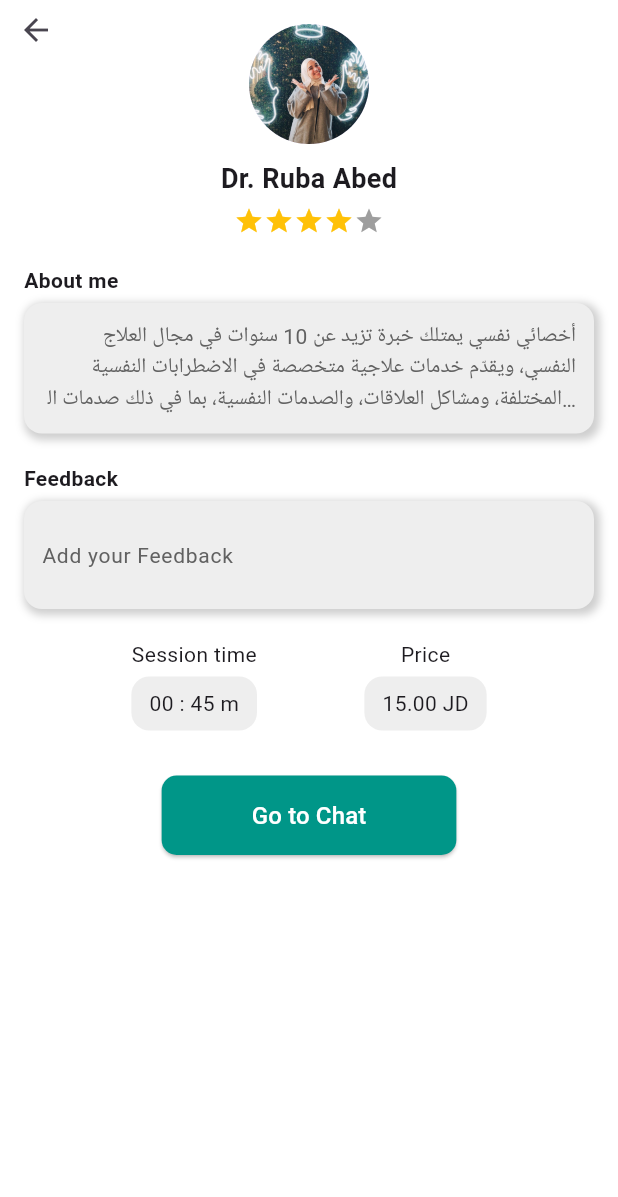
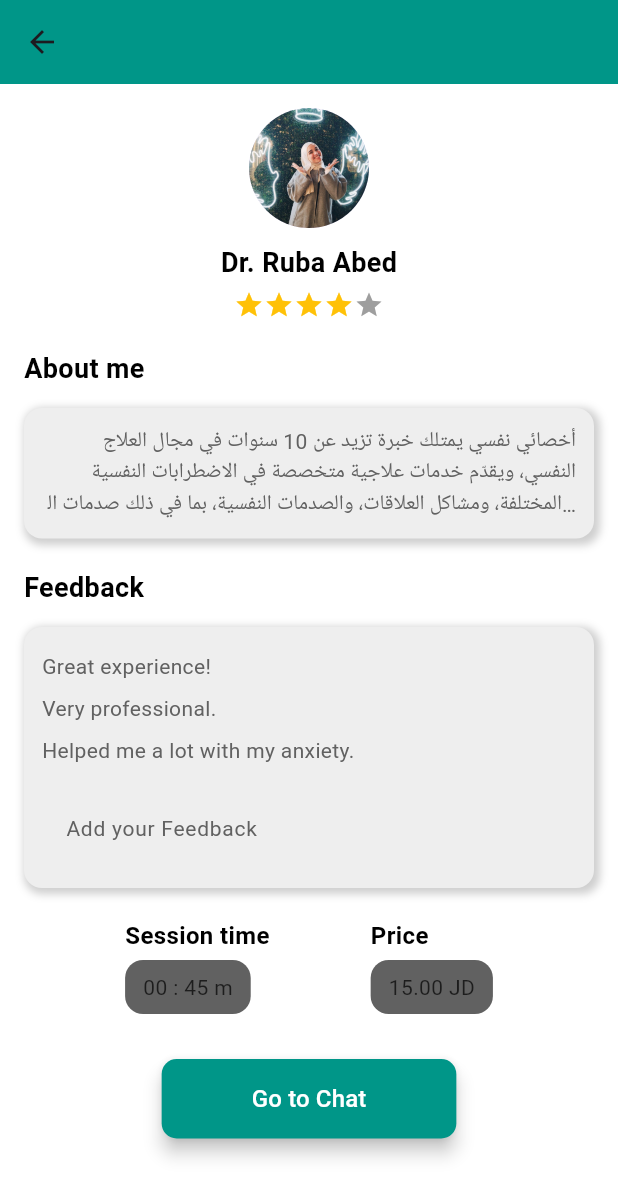
Before and after one commit to nada3bd/NAFS_APP, a Flutter app: the screen it shows after launch, on a phone screen of 412 x 824 dp. Shown: the top 1197 px of the screen. Run offline on Flutter 3.47's test engine with Material 3 defaults, Android fonts, the phone set to English and light mode, and no system bars; our stand-ins replace flutter_bloc.

Commit message:
Third commit

```diff
--- a/lib/cubit/Feedbackcubit.dart
+++ b/lib/cubit/Feedbackcubit.dart
@@ -1,28 +1,10 @@
 // ignore: file_names
 import 'package:flutter_bloc/flutter_bloc.dart';
 
-class FeedBackCubit extends Cubit<List<Map<String, String>>> {
-  FeedBackCubit() : super([]) {
-   // loadFeedbacksFromDatabase();
-  }
-
-  // void loadFeedbacksFromDatabase() async {
-  //   await Future.delayed(const Duration(seconds: 1));
-
-  //   // ignore: non_constant_identifier_names
-  //   final Database = [
-  //     {'name': 'unknown', 'message': 'دكتور رائع ومتعاون جداً'},
-  //     {'name': 'unknown', 'message': 'ساعدني كثير بحالتي النفسية'},
-  //     {'name': 'unknown', 'message': 'أنصح فيه'},
-  //   ];
-
-  //   emit( Database);
-  // }
-
+class FeedBackCubit extends Cubit<List<String>> {
+  FeedBackCubit({List<String>? initialFeedback}) : super(initialFeedback ?? []);
   void addFeedback(String feedback) {
-    final newFeedback = {'name': 'unknown', 'message': feedback};
-    final updatedList = List<Map<String, String>>.from(state);
-    updatedList.add(newFeedback);
-    emit(updatedList);
+    final updated = List<String>.from(state)..add(feedback);
+    emit(updated);
   }
 }
--- a/lib/main.dart
+++ b/lib/main.dart
@@ -1,21 +1,14 @@
 import 'package:flutter/material.dart';
-import 'package:flutter_bloc/flutter_bloc.dart';
-import 'package:flutter/services.dart'; // استيراد المكتبة الخاصة بالتحكم في الشريط العلوي
-import 'package:grad_app/cubit/Feedbackcubit.dart';
+import 'package:flutter/services.dart';
 import 'package:grad_app/models/doctorprofile.dart';
 import 'package:grad_app/views/doctorprofilepage.dart';
 
 void main() {
-  runApp(
-    MultiBlocProvider(
-      providers: [
-        BlocProvider<FeedBackCubit>(
-          create: (context) => FeedBackCubit(),
-        ),
-      ],
-      child: const NafsApp(),
-    ),
-  );
+  SystemChrome.setSystemUIOverlayStyle(const SystemUiOverlayStyle(
+    statusBarColor: Color(0xFF009688),
+    statusBarIconBrightness: Brightness.light,
+  ));
+  runApp(const NafsApp());
 }
 
 class NafsApp extends StatelessWidget {
@@ -23,21 +16,15 @@
 
   @override
   Widget build(BuildContext context) {
-    // تغيير لون الشريط العلوي ليطابق باقي الشاشة في جميع الصفحات
-    SystemChrome.setSystemUIOverlayStyle(const SystemUiOverlayStyle(
-      statusBarColor: Color(0xFF009688), // اللون الذي تريده للشريط العلوي
-      statusBarIconBrightness: Brightness.light, // لتحديد لون الأيقونات (فاتحة)
-    ));
-
-    return MaterialApp(
+     return MaterialApp(
       title: 'NafsApp',
+      debugShowCheckedModeBanner: false,
       home: DoctorProfilePage(
         doctorProfile: DoctorProfile(
           image: 'assets/WhatsApp Image 2025-02-03 at 17.52.32_ee5e3371.jpg',
           name: 'Dr. Ruba Abed',
           rating: 4,
-          avatarIcon:
-              'assets/doctor_avatar.png', // You can use an asset or icon here
+          avatarIcon: 'assets/doctor_avatar.png',
           aboutMe:
               'أخصائي نفسي يمتلك خبرة تزيد عن 10 سنوات في مجال العلاج النفسي، ويقدّم خدمات علاجية متخصصة في الاضطرابات النفسية المختلفة، ومشاكل العلاقات، والصدمات النفسية، بما في ذلك صدمات الطفولة. يهدف إلى مساعدة الأفراد على فهم أنفسهم بشكل أعمق، والتعامل مع تجاربهم المؤلمة، وتحقيق التوازن النفسي من خلال أساليب علاجية مبنية على أسس علمية ومهنية',
           sessionDuration: '00 : 45 m',
@@ -45,11 +32,10 @@
           feedback: [
             'Great experience!',
             'Very professional.',
-            'Helped me a lot with my anxiety.',
+            'Helped me a lot with my anxiety.'
           ],
         ),
       ),
-      debugShowCheckedModeBanner: false,
-    );
+     );
   }
 }
--- a/lib/views/chatpage.dart
+++ b/lib/views/chatpage.dart
@@ -1,10 +1,14 @@
 import 'package:flutter/material.dart';
 
 class ChatPage extends StatelessWidget {
+
   const ChatPage({super.key});
 
   @override
   Widget build(BuildContext context) {
-    return const Scaffold();
+    return Scaffold(
+      appBar: AppBar(title: const Text('Chat')),
+      body: const Center(child: Text('Chat Page')),
+    );
   }
 }
--- a/lib/views/doctorprofilepage.dart
+++ b/lib/views/doctorprofilepage.dart
@@ -1,4 +1,6 @@
 import 'package:flutter/material.dart';
+import 'package:flutter_bloc/flutter_bloc.dart';
+import 'package:grad_app/cubit/Feedbackcubit.dart';
 import 'package:grad_app/models/doctorprofile.dart';
 import 'package:grad_app/views/chatpage.dart';
 import 'package:grad_app/widgets/customappbar.dart';
@@ -20,26 +22,15 @@ class DoctorProfilePage extends StatefulWidget {
   _DoctorProfilePageState createState() => _DoctorProfilePageState();
 }
 
-class _DoctorProfilePageState extends State<DoctorProfilePage>
-    with SingleTickerProviderStateMixin {
+class _DoctorProfilePageState extends State<DoctorProfilePage> with SingleTickerProviderStateMixin {
   late AnimationController _controller;
   late Animation<Offset> _offsetAnimation;
 
   @override
   void initState() {
     super.initState();
-    _controller = AnimationController(
-      duration: const Duration(seconds: 2),
-      vsync: this,
-    );
-
-    _offsetAnimation = Tween<Offset>(
-      begin: const Offset(0, 1),
-      end: const Offset(0, 0),
-    ).animate(
-      CurvedAnimation(parent: _controller, curve: Curves.easeInOut),
-    );
-
+    _controller = AnimationController(duration: const Duration(seconds: 2), vsync: this);
+    _offsetAnimation = Tween<Offset>(begin: const Offset(0, 1), end: const Offset(0, 0)).animate(CurvedAnimation(parent: _controller, curve: Curves.easeInOut));
     _controller.forward();
   }
 
@@ -51,50 +42,33 @@ class _DoctorProfilePageState extends State<DoctorProfilePage>
 
   @override
   Widget build(BuildContext context) {
-    return Scaffold(
-      backgroundColor: Colors.white,
-      appBar: const CustomAppBar(),
-      body: SingleChildScrollView(
-        child: Padding(
+    return BlocProvider(
+      create: (_) => FeedBackCubit(initialFeedback: widget.doctorProfile.feedback),
+      child: Scaffold(
+        backgroundColor: Colors.white,
+        appBar: const CustomAppBar(),
+        body: SingleChildScrollView(
           padding: const EdgeInsets.all(16.0),
           child: Column(
             children: [
-              DoctorHeader(
-                name: widget.doctorProfile.name,
-                rating: widget.doctorProfile.rating,
-                image: widget.doctorProfile.image,
-              ),
+              DoctorHeader(name: widget.doctorProfile.name, rating: widget.doctorProfile.rating, image: widget.doctorProfile.image),
               const SizedBox(height: 20),
               const SectionTitle(title: 'About me'),
               const SizedBox(height: 5),
               SlideTransition(
                 position: _offsetAnimation,
-                child: InfoCard(
-                  content: ExpandableAboutMe(
-                    text: widget.doctorProfile.aboutMe,
-                    maxLines: 3 ,
-
-                  ),
-                ),
+                child: InfoCard(content: ExpandableAboutMe(text: widget.doctorProfile.aboutMe, maxLines: 3)),
               ),
               const SizedBox(height: 20),
               const SectionTitle(title: 'Feedback'),
               const SizedBox(height: 5),
-              FeedbackSection(feedbackList: widget.doctorProfile.feedback),
+              const FeedbackSection(),
               const SizedBox(height: 20),
-              SessionPriceInfo(
-                session: widget.doctorProfile.sessionDuration,
-                price: widget.doctorProfile.sessionPrice,
-              ),
+              SessionPriceInfo(session: widget.doctorProfile.sessionDuration, price: widget.doctorProfile.sessionPrice),
               const SizedBox(height: 30),
               GoToChatButton(
                 buttonText: 'Go to Chat',
-                onPressed: () {
-                  Navigator.push(
-                    context,
-                    MaterialPageRoute(builder: (context) => const ChatPage()),
-                  );
-                },
+                onPressed: () => Navigator.push(context, MaterialPageRoute(builder: (context) => const ChatPage())),
               ),
             ],
           ),
--- a/lib/widgets/customappbar.dart
+++ b/lib/widgets/customappbar.dart
@@ -1,14 +1,14 @@
 import 'package:flutter/material.dart';
 
 class CustomAppBar extends StatelessWidget implements PreferredSizeWidget {
-  const CustomAppBar({super.key});
-
+  const CustomAppBar({Key? key}) : super(key: key);
   @override
   Widget build(BuildContext context) {
     return SafeArea(
-      child: Align(
-        alignment: Alignment.topLeft,
-        child: IconButton(
+      child: AppBar(
+        backgroundColor: const Color(0xFF009688),
+        elevation: 0,
+        leading: IconButton(
           icon: const Icon(Icons.arrow_back),
           onPressed: () => Navigator.pop(context),
         ),
@@ -17,5 +17,5 @@ class CustomAppBar extends StatelessWidget implements PreferredSizeWidget {
   }
 
   @override
-  Size get preferredSize => const Size.fromHeight(0);
+  Size get preferredSize => const Size.fromHeight(56.0);
 }
--- a/lib/widgets/doctorheader.dart
+++ b/lib/widgets/doctorheader.dart
@@ -4,7 +4,6 @@ class DoctorHeader extends StatelessWidget {
   final String name;
   final int rating;
   final String image;
-
   const DoctorHeader({
     super.key,
     required this.name,
@@ -18,18 +17,14 @@ class DoctorHeader extends StatelessWidget {
       children: [
         CircleAvatar(
           radius: 40,
-          backgroundImage: AssetImage(image),
+          backgroundImage: image.startsWith('http') ? NetworkImage(image) : AssetImage(image) as ImageProvider,
         ),
         const SizedBox(height: 10),
-        Text(name,
-            style: const TextStyle(fontWeight: FontWeight.bold, fontSize: 18)),
+        Text(name, style: const TextStyle(fontWeight: FontWeight.bold, fontSize: 18, color: Colors.black)),
         const SizedBox(height: 5),
         Row(
           mainAxisAlignment: MainAxisAlignment.center,
-          children: List.generate(5, (index) {
-            return Icon(Icons.star,
-                color: index < rating ? Colors.amber : Colors.grey, size: 20);
-          }),
+          children: List.generate(5, (index) => Icon(Icons.star, color: index < rating ? Colors.amber : Colors.grey, size: 20)),
         ),
       ],
     );
--- a/lib/widgets/expandableaboutme.dart
+++ b/lib/widgets/expandableaboutme.dart
@@ -3,12 +3,7 @@ import 'package:flutter/material.dart';
 class ExpandableAboutMe extends StatefulWidget {
   final String text;
   final int maxLines;
-
-  const ExpandableAboutMe({
-    super.key,
-    required this.text,
-    this.maxLines = 3,
-  });
+  const ExpandableAboutMe({super.key, required this.text, this.maxLines = 3});
 
   @override
   // ignore: library_private_types_in_public_api
@@ -26,7 +21,7 @@ class _ExpandableAboutMeState extends State<ExpandableAboutMe> {
         widget.text,
         maxLines: _expanded ? null : widget.maxLines,
         overflow: _expanded ? TextOverflow.visible : TextOverflow.ellipsis,
-        style: TextStyle(fontSize: 14 , color: Colors.grey[700]),
+        style: TextStyle(fontSize: 14, color: Colors.grey[700]),
         textAlign: TextAlign.right,
       ),
     );
--- a/lib/widgets/feedbacksection.dart
+++ b/lib/widgets/feedbacksection.dart
@@ -1,12 +1,19 @@
 import 'package:flutter/material.dart';
 import 'package:flutter_bloc/flutter_bloc.dart';
 import 'package:grad_app/cubit/Feedbackcubit.dart';
+
 import 'package:grad_app/widgets/infocard.dart';
 
-class FeedbackSection extends StatelessWidget {
+class FeedbackSection extends StatefulWidget {
+  const FeedbackSection({super.key});
+  @override
+  // ignore: library_private_types_in_public_api
+  _FeedbackSectionState createState() => _FeedbackSectionState();
+}
+
+class _FeedbackSectionState extends State<FeedbackSection> {
+  final _formKey = GlobalKey<FormState>();
   final TextEditingController _controller = TextEditingController();
-
-  FeedbackSection({super.key, required List<String> feedbackList});
 
   @override
   Widget build(BuildContext context) {
@@ -14,60 +21,45 @@ class FeedbackSection extends StatelessWidget {
       content: Column(
         crossAxisAlignment: CrossAxisAlignment.start,
         children: [
-
-          BlocBuilder<FeedBackCubit, List<Map<String, String>>>(
+          BlocBuilder<FeedBackCubit, List<String>>(
             builder: (context, feedbackList) {
-              return Column(
-                crossAxisAlignment: CrossAxisAlignment.start,
-                children: feedbackList.map((fb) {
-                  return Column(
-                    crossAxisAlignment: CrossAxisAlignment.start,
-                    children: [
-                      Text(
-                        '${fb['name']}',
-                        style: TextStyle(
-                          fontWeight: FontWeight.bold,
-                          fontSize: 16,
-                          color: Colors.grey[700],
-                        ),
-                      ),
-                      const SizedBox(height: 4),
-                      Text(
-                        '  ${fb['message']}',
-                        style: TextStyle(
-                          fontSize: 14,
-                          color: Colors.grey[700],
-                        ),
-                      ),
-                      const Divider(
-                        color: Color.fromARGB(255, 136, 136, 136),
-                        thickness: 1,
-                      ),
-                      const SizedBox(height: 8),
-                    ],
+              return ListView.builder(
+                shrinkWrap: true,
+                physics: const NeverScrollableScrollPhysics(),
+                itemCount: feedbackList.length,
+                itemBuilder: (context, index) {
+                  return Padding(
+                    padding: const EdgeInsets.symmetric(vertical: 4.0),
+                    child: Text(feedbackList[index], style: TextStyle(fontSize: 14, color: Colors.grey[700])),
                   );
-                }).toList(),
+                },
               );
             },
           ),
-
-          TextField(
+          const SizedBox(height: 10),
+          Form(
+            key: _formKey,
+            child: TextFormField(
               controller: _controller,
               decoration: InputDecoration(
                 hintText: 'Add your Feedback',
-              hintStyle: TextStyle(
-                fontSize: 14,
-                color: Colors.grey[700],
+                hintStyle: TextStyle(fontSize: 14, color: Colors.grey[700]),
+                border: const OutlineInputBorder(borderSide: BorderSide.none),
               ),
-              border: InputBorder.none,
-            ),
-            onSubmitted: (value) {
-              if (value.trim().isNotEmpty) {
+              validator: (value) {
+                if (value == null || value.trim().isEmpty) {
+                  return 'Feedback cannot be empty';
+                }
+                return null;
+              },
+              onFieldSubmitted: (value) {
+                if (_formKey.currentState!.validate()) {
                   context.read<FeedBackCubit>().addFeedback(value.trim());
                   _controller.clear();
                 }
               },
             ),
+          )
         ],
       ),
     );
--- a/lib/widgets/gotochat.dart
+++ b/lib/widgets/gotochat.dart
@@ -4,8 +4,7 @@ class GoToChatButton extends StatelessWidget {
   final String buttonText;
   final VoidCallback onPressed;
 
-  const GoToChatButton(
-      {super.key, required this.buttonText, required this.onPressed});
+  const GoToChatButton({super.key, required this.buttonText, required this.onPressed});
 
   @override
   Widget build(BuildContext context) {
@@ -13,13 +12,12 @@ class GoToChatButton extends StatelessWidget {
       onPressed: onPressed,
       style: ElevatedButton.styleFrom(
         backgroundColor: const Color(0xFF009688),
-        shape: RoundedRectangleBorder(
-          borderRadius: BorderRadius.circular(10),
-        ),
+        shape: RoundedRectangleBorder(borderRadius: BorderRadius.circular(10)),
         padding: const EdgeInsets.symmetric(horizontal: 60, vertical: 15),
+        elevation: 5,
+        splashFactory: InkSplash.splashFactory,
       ),
-      child: Text(buttonText,
-          style: const TextStyle(fontSize: 16, color: Colors.white)),
+      child: Text(buttonText, style: const TextStyle(fontSize: 16, color: Colors.white)),
     );
   }
 }
--- a/lib/widgets/infocard.dart
+++ b/lib/widgets/infocard.dart
@@ -1,8 +1,7 @@
 import 'package:flutter/material.dart';
 
 class InfoCard extends StatelessWidget {
-  final dynamic content;
-
+  final Widget content;
   const InfoCard({super.key, required this.content});
 
   @override
@@ -22,7 +21,7 @@ class InfoCard extends StatelessWidget {
           ),
         ],
       ),
-      child: content is String ? Text(content) : content,
+      child: content,
     );
   }
 }
--- a/lib/widgets/labelbox.dart
+++ b/lib/widgets/labelbox.dart
@@ -3,22 +3,23 @@ import 'package:flutter/material.dart';
 class LabelBox extends StatelessWidget {
   final String title;
   final String value;
-
-  const LabelBox({super.key, required this.title, required this.value, Color? color});
+  final Color color;
+  const LabelBox({super.key, required this.title, required this.value, this.color = Colors.grey});
 
   @override
   Widget build(BuildContext context) {
     return Column(
+      crossAxisAlignment: CrossAxisAlignment.start,
       children: [
-        Text(title),
+        Text(title, style: const TextStyle(fontWeight: FontWeight.bold, fontSize: 16, color: Colors.black)),
         const SizedBox(height: 5),
         Container(
           padding: const EdgeInsets.symmetric(horizontal: 12, vertical: 8),
           decoration: BoxDecoration(
             borderRadius: BorderRadius.circular(12),
-            color: Colors.grey[200],
+            color: color,
           ),
-          child: Text(value),
+          child: Text(value, style: TextStyle(fontSize: 14, color: Colors.black.withOpacity(0.7))),
         ),
       ],
     );
--- a/lib/widgets/sectiontitle.dart
+++ b/lib/widgets/sectiontitle.dart
@@ -9,7 +9,10 @@ class SectionTitle extends StatelessWidget {
   Widget build(BuildContext context) {
     return Align(
       alignment: Alignment.centerLeft,
-      child: Text(title, style: const TextStyle(fontWeight: FontWeight.bold)),
+      child: Padding(
+        padding: const EdgeInsets.only(bottom: 8.0),
+        child: Text(title, style: const TextStyle(fontWeight: FontWeight.bold, fontSize: 18, color: Colors.black)),
+      ),
     );
   }
 }
--- a/lib/widgets/sessionprice.dart
+++ b/lib/widgets/sessionprice.dart
@@ -5,16 +5,15 @@ class SessionPriceInfo extends StatelessWidget {
   final String session;
   final String price;
 
-  const SessionPriceInfo(
-      {super.key, required this.session, required this.price});
+  const SessionPriceInfo({super.key, required this.session, required this.price});
 
   @override
   Widget build(BuildContext context) {
     return Row(
       mainAxisAlignment: MainAxisAlignment.spaceEvenly,
       children: [
-        LabelBox(title: 'Session time', value: session , color: Colors.grey[700],),
-        LabelBox(title: 'Price', value: price , color: Colors.grey[700],),
+        LabelBox(title: 'Session time', value: session, color: Colors.grey.shade700),
+        LabelBox(title: 'Price', value: price, color: Colors.grey.shade700),
       ],
     );
   }
```
Also changed, not shown: lib/models/doctorprofile.dart (+1 -6 lines). Lines whose indentation alone changed are shown as unchanged.
